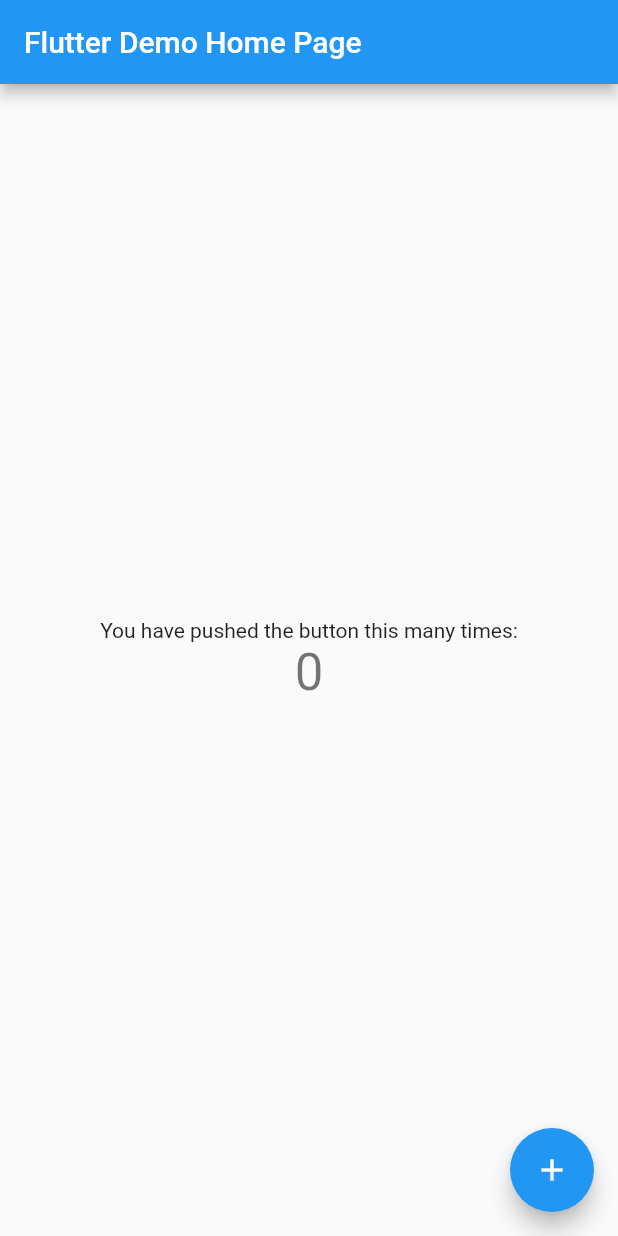
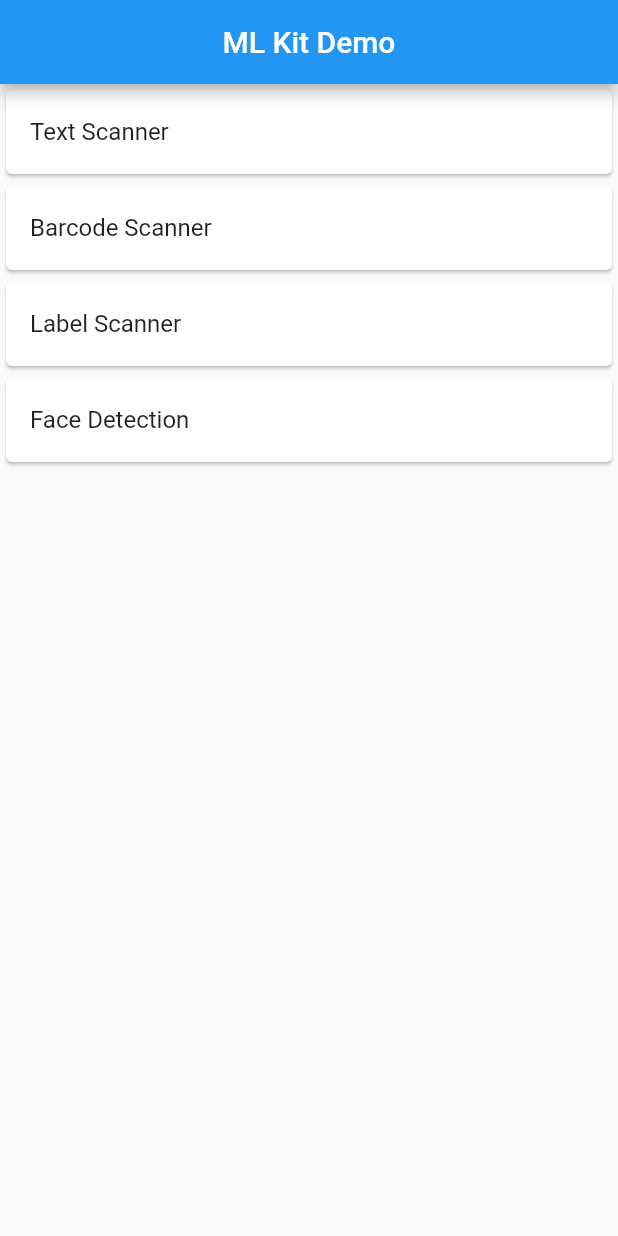
Before and after one commit to hardliver/flutter_ml, a Flutter app: the screen it shows after launch, on a phone screen of 412 x 824 dp. Run offline on Flutter 3.47's test engine with Material 2 defaults, Android fonts, the phone set to English and light mode, and no system bars; our stand-ins replace image_picker.

Commit message:
Flutter - Firebase ML Kit #4 - ML Kit Project User Interface

```diff
--- a/lib/main.dart
+++ b/lib/main.dart
@@ -1,117 +1,46 @@
 import 'package:flutter/material.dart';
+import 'package:flutter_ml/DetailScreen.dart';
 
-void main() {
-  runApp(MyApp());
+void main() => runApp(MaterialApp(
+      home: HomeScreen(),
+    ));
+
+class HomeScreen extends StatefulWidget {
+  @override
+  _HomeScreenState createState() => _HomeScreenState();
 }
 
-class MyApp extends StatelessWidget {
-  // This widget is the root of your application.
+class _HomeScreenState extends State<HomeScreen> {
+  List<String> itemList = [
+    'Text Scanner',
+    'Barcode Scanner',
+    'Label Scanner',
+    'Face Detection'
+  ];
+
   @override
   Widget build(BuildContext context) {
-    return MaterialApp(
-      title: 'Flutter Demo',
-      theme: ThemeData(
-        // This is the theme of your application.
-        //
-        // Try running your application with "flutter run". You'll see the
-        // application has a blue toolbar. Then, without quitting the app, try
-        // changing the primarySwatch below to Colors.green and then invoke
-        // "hot reload" (press "r" in the console where you ran "flutter run",
-        // or simply save your changes to "hot reload" in a Flutter IDE).
-        // Notice that the counter didn't reset back to zero; the application
-        // is not restarted.
-        primarySwatch: Colors.blue,
-        // This makes the visual density adapt to the platform that you run
-        // the app on. For desktop platforms, the controls will be smaller and
-        // closer together (more dense) than on mobile platforms.
-        visualDensity: VisualDensity.adaptivePlatformDensity,
+    return Scaffold(
+      appBar: AppBar(title: Text('ML Kit Demo'), centerTitle: true),
+      body: ListView.builder(
+        itemCount: itemList.length,
+        itemBuilder: (content, index) {
+          return Card(
+            child: ListTile(
+              title: Text(itemList[index]),
+              onTap: () {
+                Navigator.push(
+                  context,
+                  MaterialPageRoute(
+                    builder: (content) => DetailScreen(),
+                    settings: RouteSettings(arguments: itemList[index]),
+                  ),
+                );
+              },
+            ),
+          );
+        },
       ),
-      home: MyHomePage(title: 'Flutter Demo Home Page'),
     );
   }
 }
-
-class MyHomePage extends StatefulWidget {
-  MyHomePage({Key key, this.title}) : super(key: key);
-
-  // This widget is the home page of your application. It is stateful, meaning
-  // that it has a State object (defined below) that contains fields that affect
-  // how it looks.
-
-  // This class is the configuration for the state. It holds the values (in this
-  // case the title) provided by the parent (in this case the App widget) and
-  // used by the build method of the State. Fields in a Widget subclass are
-  // always marked "final".
-
-  final String title;
-
-  @override
-  _MyHomePageState createState() => _MyHomePageState();
-}
-
-class _MyHomePageState extends State<MyHomePage> {
-  int _counter = 0;
-
-  void _incrementCounter() {
-    setState(() {
-      // This call to setState tells the Flutter framework that something has
-      // changed in this State, which causes it to rerun the build method below
-      // so that the display can reflect the updated values. If we changed
-      // _counter without calling setState(), then the build method would not be
-      // called again, and so nothing would appear to happen.
-      _counter++;
-    });
-  }
-
-  @override
-  Widget build(BuildContext context) {
-    // This method is rerun every time setState is called, for instance as done
-    // by the _incrementCounter method above.
-    //
-    // The Flutter framework has been optimized to make rerunning build methods
-    // fast, so that you can just rebuild anything that needs updating rather
-    // than having to individually change instances of widgets.
-    return Scaffold(
-      appBar: AppBar(
-        // Here we take the value from the MyHomePage object that was created by
-        // the App.build method, and use it to set our appbar title.
-        title: Text(widget.title),
-      ),
-      body: Center(
-        // Center is a layout widget. It takes a single child and positions it
-        // in the middle of the parent.
-        child: Column(
-          // Column is also a layout widget. It takes a list of children and
-          // arranges them vertically. By default, it sizes itself to fit its
-          // children horizontally, and tries to be as tall as its parent.
-          //
-          // Invoke "debug painting" (press "p" in the console, choose the
-          // "Toggle Debug Paint" action from the Flutter Inspector in Android
-          // Studio, or the "Toggle Debug Paint" command in Visual Studio Code)
-          // to see the wireframe for each widget.
-          //
-          // Column has various properties to control how it sizes itself and
-          // how it positions its children. Here we use mainAxisAlignment to
-          // center the children vertically; the main axis here is the vertical
-          // axis because Columns are vertical (the cross axis would be
-          // horizontal).
-          mainAxisAlignment: MainAxisAlignment.center,
-          children: <Widget>[
-            Text(
-              'You have pushed the button this many times:',
-            ),
-            Text(
-              '$_counter',
-              style: Theme.of(context).textTheme.headline4,
-            ),
-          ],
-        ),
-      ),
-      floatingActionButton: FloatingActionButton(
-        onPressed: _incrementCounter,
-        tooltip: 'Increment',
-        child: Icon(Icons.add),
-      ), // This trailing comma makes auto-formatting nicer for build methods.
-    );
-  }
-}
```
Also changed, not shown: lib/DetailScreen.dart (added, +70 -0 lines).
